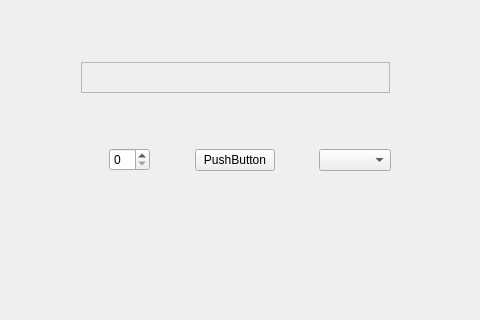
Before: the Qt Designer form iYuePu/mainwindow.ui in Syderny/iYuePu, drawn with Qt 5; both pictures show x 0 to 480 and y 144 to 464 of the 1000 by 900 pixel window.
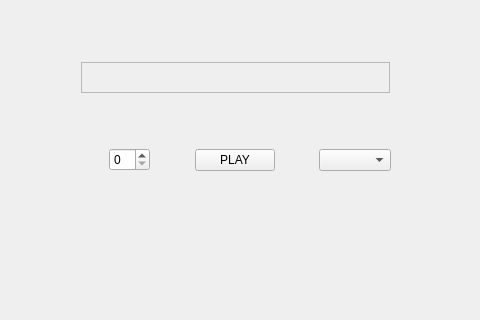
After: the same form once the commit is applied.

What changed in the file:
```diff
--- a/iYuePu/mainwindow.ui
+++ b/iYuePu/mainwindow.ui
@@ -227,7 +227,7 @@
          <item>
           <widget class="QPushButton" name="play">
            <property name="text">
-            <string>PushButton</string>
+            <string>PLAY</string>
            </property>
           </widget>
          </item>
```
Left out of the diff: 6 changed lines with no effect on the pictures.
